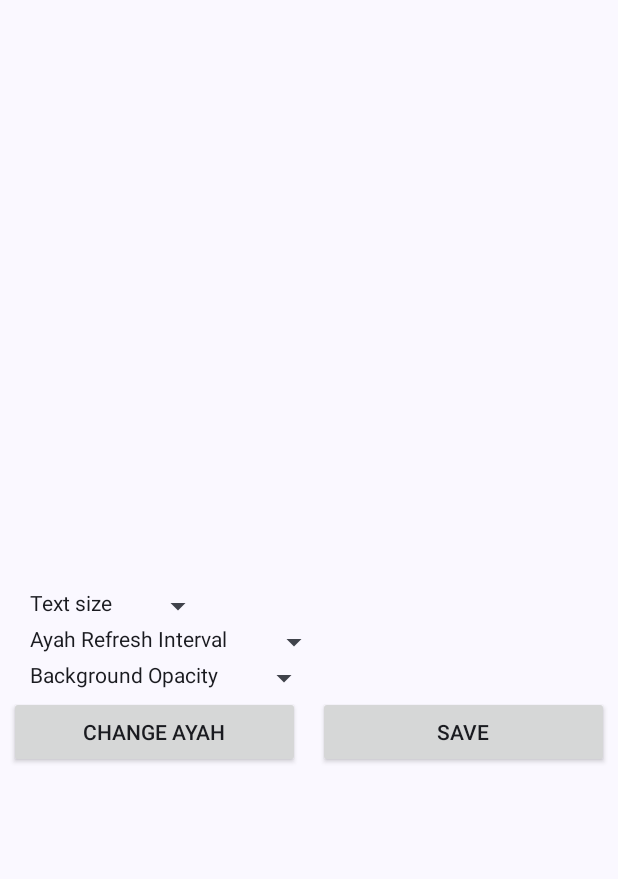
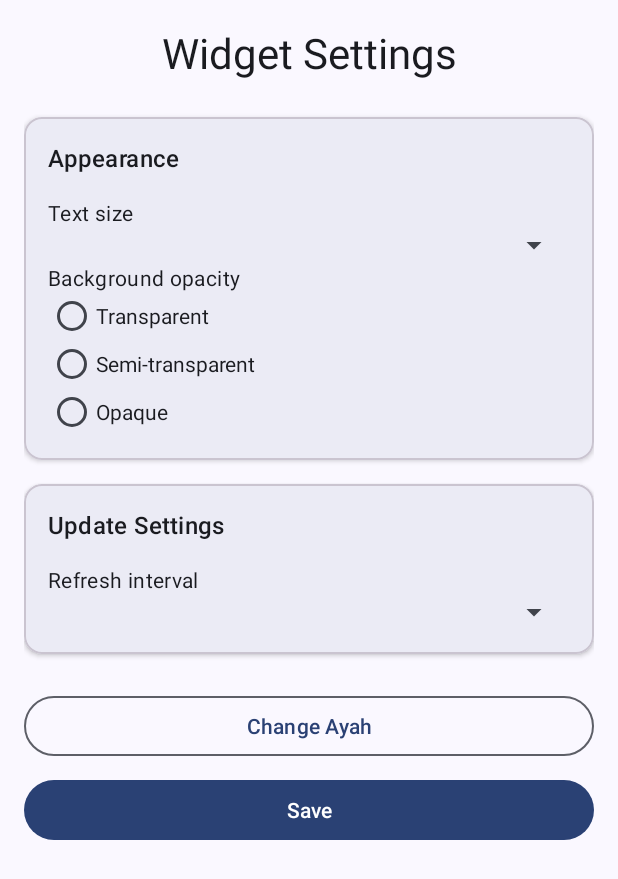
Before and after one commit to jihedamine/ayah-widget, an Android app: the WidgetConfigActivity screen opened directly, with no data from a screen before it, on a phone screen of 412 x 824 dp. Shown: the top 879 px of the screen. Run offline under Robolectric (Android 15) with nearby library versions, the phone set to English and light mode, and no system bars; 1 statement that could not run was skipped.

Commit message:
Improvement to transparency handling

```diff
--- a/app/src/main/res/layout/activity_widget_config.xml
+++ b/app/src/main/res/layout/activity_widget_config.xml
@@ -1,97 +1,144 @@
-<LinearLayout xmlns:android="http://schemas.android.com/apk/res/android"
-    android:id="@+id/appwidget_layout"
+<ScrollView xmlns:android="http://schemas.android.com/apk/res/android"
+    xmlns:app="http://schemas.android.com/apk/res-auto"
     android:layout_width="match_parent"
     android:layout_height="match_parent"
     android:background="?attr/colorSurface"
-    android:gravity="center"
-    android:orientation="vertical"
-    android:paddingTop="120dp"
-    android:paddingBottom="40dp"
-    android:theme="@style/Theme.Material3.DynamicColors.DayNight">
+    android:theme="@style/Theme.Material3.DynamicColors.DayNight"
+    android:fitsSystemWindows="true">
 
     <LinearLayout
         android:layout_width="match_parent"
         android:layout_height="wrap_content"
-        android:orientation="horizontal"
-        android:paddingHorizontal="20dp">
+        android:orientation="vertical"
+        android:padding="16dp">
+
+        <TextView
+            android:layout_width="match_parent"
+            android:layout_height="wrap_content"
+            android:layout_marginBottom="24dp"
+            android:gravity="center"
+            android:text="Widget Settings"
+            android:textAppearance="@style/TextAppearance.Material3.HeadlineMedium" />
+
+        <com.google.android.material.card.MaterialCardView
+            android:layout_width="match_parent"
+            android:layout_height="wrap_content"
+            android:layout_marginBottom="16dp"
+            app:cardElevation="2dp">
+
+            <LinearLayout
+                android:layout_width="match_parent"
+                android:layout_height="wrap_content"
+                android:orientation="vertical"
+                android:padding="16dp">
+
+                <TextView
+                    android:layout_width="match_parent"
+                    android:layout_height="wrap_content"
+                    android:layout_marginBottom="16dp"
+                    android:text="Appearance"
+                    android:textAppearance="@style/TextAppearance.Material3.TitleMedium" />
 
                 <TextView
                     android:layout_width="wrap_content"
                     android:layout_height="wrap_content"
                     android:labelFor="@id/textSizePicker"
-            android:paddingEnd="20dp"
                     android:text="Text size"
-            android:textColor="?attr/colorOnSurface" />
+                    android:textAppearance="@style/TextAppearance.Material3.BodyMedium" />
+
 
                 <Spinner
                     android:id="@+id/textSizePicker"
+                    android:layout_width="match_parent"
+                    android:layout_height="wrap_content"
+                    android:inputType="none" />
+
+
+                <TextView
                     android:layout_width="wrap_content"
-            android:layout_height="wrap_content" />
+                    android:layout_height="wrap_content"
+                    android:text="Background opacity"
+                    android:textAppearance="@style/TextAppearance.Material3.BodyMedium" />
+
+                <RadioGroup
+                    android:id="@+id/alphaRadioGroup"
+                    android:layout_width="match_parent"
+                    android:layout_height="wrap_content"
+                    android:orientation="vertical">
+
+                    <RadioButton
+                        android:id="@+id/radioTransparent"
+                        android:layout_width="match_parent"
+                        android:layout_height="wrap_content"
+                        android:text="Transparent" />
+
+                    <RadioButton
+                        android:id="@+id/radioSemiTransparent"
+                        android:layout_width="match_parent"
+                        android:layout_height="wrap_content"
+                        android:text="Semi-transparent" />
+
+                    <RadioButton
+                        android:id="@+id/radioOpaque"
+                        android:layout_width="match_parent"
+                        android:layout_height="wrap_content"
+                        android:text="Opaque" />
+
+                </RadioGroup>
+
             </LinearLayout>
+        </com.google.android.material.card.MaterialCardView>
+
+        <com.google.android.material.card.MaterialCardView
+            android:layout_width="match_parent"
+            android:layout_height="wrap_content"
+            android:layout_marginBottom="24dp"
+            app:cardElevation="2dp">
 
             <LinearLayout
                 android:layout_width="match_parent"
                 android:layout_height="wrap_content"
-        android:orientation="horizontal"
-        android:paddingHorizontal="20dp">
+                android:orientation="vertical"
+                android:padding="16dp">
 
                 <TextView
-            android:id="@+id/label_interval_picker"
+                    android:layout_width="match_parent"
+                    android:layout_height="wrap_content"
+                    android:layout_marginBottom="16dp"
+                    android:text="Update Settings"
+                    android:textAppearance="@style/TextAppearance.Material3.TitleMedium" />
+
+                <TextView
                     android:layout_width="wrap_content"
                     android:layout_height="wrap_content"
                     android:labelFor="@id/intervalPicker"
-            android:paddingEnd="20dp"
-            android:text="Ayah Refresh Interval"
-            android:textColor="?attr/colorOnSurface" />
+                    android:text="Refresh interval"
+                    android:textAppearance="@style/TextAppearance.Material3.BodyMedium" />
+
 
                     <Spinner
                         android:id="@+id/intervalPicker"
-            android:layout_width="wrap_content"
-            android:layout_height="wrap_content" />
+                        android:layout_width="match_parent"
+                        android:layout_height="wrap_content"
+                        android:inputType="none" />
 
             </LinearLayout>
+        </com.google.android.material.card.MaterialCardView>
 
-    <LinearLayout
+        <com.google.android.material.button.MaterialButton
+            android:id="@+id/button_change_ayah"
+            style="@style/Widget.Material3.Button.OutlinedButton"
             android:layout_width="match_parent"
             android:layout_height="wrap_content"
-        android:orientation="horizontal"
-        android:paddingHorizontal="20dp">
+            android:layout_marginBottom="8dp"
+            android:text="Change Ayah" />
 
-        <TextView
-            android:id="@+id/label_alpha_picker"
-            android:layout_width="wrap_content"
+        <com.google.android.material.button.MaterialButton
+            android:id="@+id/save_button"
+            style="@style/Widget.Material3.Button"
+            android:layout_width="match_parent"
             android:layout_height="wrap_content"
-            android:labelFor="@id/alphaPicker"
-            android:paddingEnd="20dp"
-            android:text="Background Opacity"
-            android:textColor="?attr/colorOnSurface" />
-
-        <Spinner
-            android:id="@+id/alphaPicker"
-            android:layout_width="wrap_content"
-            android:layout_height="wrap_content" />
+            android:text="Save" />
 
     </LinearLayout>
-
-    <LinearLayout
-        android:layout_width="match_parent"
-        android:layout_height="wrap_content"
-        android:orientation="horizontal">
-
-        <Button
-            android:id="@+id/button_change_ayah"
-            android:layout_width="0dp"
-            android:layout_height="wrap_content"
-            android:layout_marginHorizontal="6dp"
-            android:layout_weight="1"
-            android:text="Change Ayah" />
-
-        <Button
-            android:id="@+id/save_button"
-            android:layout_width="0dp"
-            android:layout_height="wrap_content"
-            android:layout_marginHorizontal="6dp"
-            android:layout_weight="1"
-            android:text="Save" />
-    </LinearLayout>
-</LinearLayout>
+</ScrollView>
```
Also changed, not shown: app/src/main/java/org/jihedamine/ayahwidget/WidgetConfigActivity.java (+41 -42 lines). Lines whose indentation alone changed are shown as unchanged.
